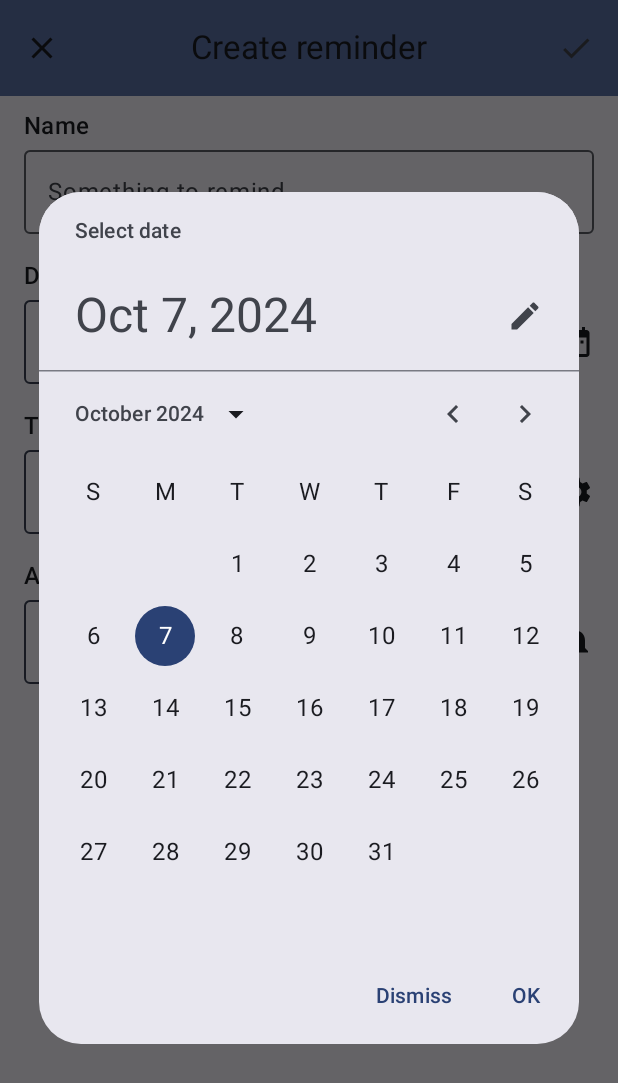
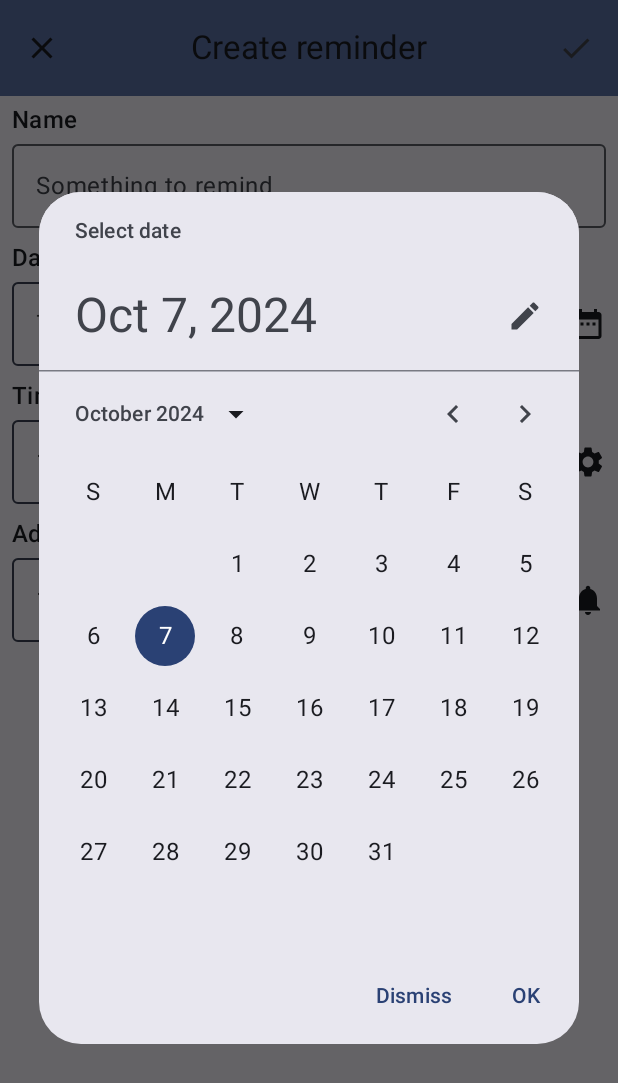
Before and after one commit to gzaber/RemindMe, an Android app built with Jetpack Compose: the AddEditScreen screen opened through its navigation route, after a tap on an icon or button, on a phone screen of 412 x 824 dp. Shown: the top 1083 px of the screen. Run offline under Robolectric (Android 15) with nearby library versions, the phone set to English and light mode, and no system bars.

Commit message:
refactor: create additional paramaters in composables and give them default values

```diff
--- a/app/src/main/java/com/gzaber/remindme/ui/addedit/AddEditScreen.kt
+++ b/app/src/main/java/com/gzaber/remindme/ui/addedit/AddEditScreen.kt
@@ -1,10 +1,7 @@
 package com.gzaber.remindme.ui.addedit
 
 import androidx.annotation.StringRes
-import androidx.compose.material.icons.Icons
-import androidx.compose.material.icons.filled.Check
-import androidx.compose.material.icons.filled.Close
-import androidx.compose.material3.MaterialTheme
+import androidx.compose.foundation.layout.fillMaxSize
 import androidx.compose.material3.Scaffold
 import androidx.compose.material3.SnackbarHost
 import androidx.compose.material3.SnackbarHostState
@@ -13,6 +10,7 @@ import androidx.compose.runtime.LaunchedEffect
 import androidx.compose.runtime.collectAsState
 import androidx.compose.runtime.getValue
 import androidx.compose.runtime.remember
+import androidx.compose.ui.Modifier
 import androidx.compose.ui.res.stringResource
 import com.gzaber.remindme.R
 import com.gzaber.remindme.ui.addedit.composable.AddEditAppBar
@@ -35,13 +33,8 @@ fun AddEditScreen(
         snackbarHost = { SnackbarHost(hostState = snackbarHostState) },
         topBar = {
             AddEditAppBar(
-                title = stringResource(title),
-                color = MaterialTheme.colorScheme.primaryContainer,
+                title = title,
                 isLoading = uiState.isLoading,
-                navigationIcon = Icons.Default.Close,
-                navigationIconDescription = stringResource(R.string.add_edit_close_icon_description),
-                saveIcon = Icons.Default.Check,
-                saveIconDescription = stringResource(R.string.add_edit_save_icon_description),
                 onNavigateBack = onNavigateBack,
                 onSave = viewModel::saveReminder
             )
@@ -49,6 +42,7 @@ fun AddEditScreen(
     )
     { contentPadding ->
         AddEditContent(
+            modifier = Modifier.fillMaxSize(),
             contentPadding = contentPadding,
             nameValue = uiState.name,
             dateValue = uiState.formattedDate,
@@ -62,8 +56,6 @@ fun AddEditScreen(
 
         if (uiState.showDatePicker) {
             DatePickerModal(
-                confirmButtonText = stringResource(R.string.confirm_button_text),
-                dismissButtonText = stringResource(R.string.dismiss_button_text),
                 initialDateMillis = uiState.expirationDateMillis,
                 onDateSelected = viewModel::onDateChanged,
                 onDismiss = viewModel::toggleShowingDatePicker
@@ -72,8 +64,6 @@ fun AddEditScreen(
 
         if (uiState.showTimePicker) {
             TimePickerModal(
-                confirmButtonText = stringResource(R.string.confirm_button_text),
-                dismissButtonText = stringResource(R.string.dismiss_button_text),
                 initialHour = uiState.expirationHour,
                 initialMinute = uiState.expirationMinute,
                 onConfirm = viewModel::onTimeChanged,
@@ -83,7 +73,6 @@ fun AddEditScreen(
 
         if (uiState.showAdvancePicker) {
             AdvancePickerModal(
-                title = stringResource(R.string.add_edit_advance_title),
                 advanceUnits = viewModel.advanceUnits.map { it.toString() },
                 advanceValues = viewModel.advanceValues,
                 selectedAdvanceUnit = uiState.advanceUnit.toString(),
--- a/app/src/main/java/com/gzaber/remindme/ui/addedit/composable/AddEditAppBar.kt
+++ b/app/src/main/java/com/gzaber/remindme/ui/addedit/composable/AddEditAppBar.kt
@@ -1,42 +1,47 @@
 package com.gzaber.remindme.ui.addedit.composable
 
+import androidx.annotation.StringRes
+import androidx.compose.material.icons.Icons
+import androidx.compose.material.icons.filled.Check
+import androidx.compose.material.icons.filled.Close
 import androidx.compose.material3.CenterAlignedTopAppBar
 import androidx.compose.material3.CircularProgressIndicator
 import androidx.compose.material3.ExperimentalMaterial3Api
 import androidx.compose.material3.Icon
 import androidx.compose.material3.IconButton
+import androidx.compose.material3.MaterialTheme
 import androidx.compose.material3.Text
 import androidx.compose.material3.TopAppBarDefaults
 import androidx.compose.runtime.Composable
 import androidx.compose.ui.Modifier
 import androidx.compose.ui.graphics.Color
 import androidx.compose.ui.graphics.vector.ImageVector
+import androidx.compose.ui.res.stringResource
+import com.gzaber.remindme.R
 
 @OptIn(ExperimentalMaterial3Api::class)
 @Composable
 fun AddEditAppBar(
-    title: String,
-    color: Color,
+    @StringRes title: Int,
     isLoading: Boolean,
-    navigationIcon: ImageVector,
-    navigationIconDescription: String,
-    saveIcon: ImageVector,
-    saveIconDescription: String,
     onNavigateBack: () -> Unit,
     onSave: () -> Unit,
-    modifier: Modifier = Modifier
+    modifier: Modifier = Modifier,
+    navigationIcon: ImageVector = Icons.Default.Close,
+    @StringRes navigationIconDescription: Int = R.string.add_edit_close_icon_description,
+    saveIcon: ImageVector = Icons.Default.Check,
+    @StringRes saveIconDescription: Int = R.string.add_edit_save_icon_description,
+    color: Color = MaterialTheme.colorScheme.primaryContainer,
 ) {
     CenterAlignedTopAppBar(
         modifier = modifier,
-        title = { Text(text = title) },
-        colors = TopAppBarDefaults.topAppBarColors(
-            containerColor = color
-        ),
+        title = { Text(text = stringResource(title)) },
+        colors = TopAppBarDefaults.topAppBarColors(containerColor = color),
         navigationIcon = {
             IconButton(onClick = onNavigateBack) {
                 Icon(
                     navigationIcon,
-                    contentDescription = navigationIconDescription
+                    contentDescription = stringResource(navigationIconDescription)
                 )
             }
         },
@@ -47,7 +52,7 @@ fun AddEditAppBar(
                 } else {
                     Icon(
                         saveIcon,
-                        contentDescription = saveIconDescription
+                        contentDescription = stringResource(saveIconDescription)
                     )
                 }
             }
--- a/app/src/main/java/com/gzaber/remindme/ui/addedit/composable/AddEditContent.kt
+++ b/app/src/main/java/com/gzaber/remindme/ui/addedit/composable/AddEditContent.kt
@@ -41,7 +41,7 @@ fun AddEditContent(
 
     ) {
         Column(
-            modifier = Modifier.padding(horizontal = 16.dp, vertical = 8.dp)
+            modifier = Modifier.padding(horizontal = 8.dp, vertical = 4.dp)
         ) {
             Text(
                 text = stringResource(R.string.add_edit_name_title),
@@ -57,24 +57,27 @@ fun AddEditContent(
             )
         }
         InputSelector(
-            title = stringResource(R.string.add_edit_date_title),
+            modifier = Modifier.padding(horizontal = 8.dp, vertical = 4.dp),
+            title = R.string.add_edit_date_title,
             textValue = dateValue,
             icon = Icons.Default.DateRange,
-            iconDescriptionText = stringResource(R.string.add_edit_date_icon_description),
+            iconDescriptionText = R.string.add_edit_date_icon_description,
             onClick = onDateButtonClick
         )
         InputSelector(
-            title = stringResource(R.string.add_edit_time_title),
+            modifier = Modifier.padding(horizontal = 8.dp, vertical = 4.dp),
+            title = R.string.add_edit_time_title,
             textValue = timeValue,
             icon = Icons.Default.Settings,
-            iconDescriptionText = stringResource(R.string.add_edit_time_icon_description),
+            iconDescriptionText = R.string.add_edit_time_icon_description,
             onClick = onTimeButtonClick
         )
         InputSelector(
-            title = stringResource(R.string.add_edit_advance_title),
+            modifier = Modifier.padding(horizontal = 8.dp, vertical = 4.dp),
+            title = R.string.add_edit_advance_title,
             textValue = "$advanceValue ${stringResource(R.string.add_edit_advance_value_suffix)}",
             icon = Icons.Default.Notifications,
-            iconDescriptionText = stringResource(R.string.add_edit_advance_icon_description),
+            iconDescriptionText = R.string.add_edit_advance_icon_description,
             onClick = onAdvanceButtonClick
         )
     }
--- a/app/src/main/java/com/gzaber/remindme/ui/addedit/composable/DatePickerModal.kt
+++ b/app/src/main/java/com/gzaber/remindme/ui/addedit/composable/DatePickerModal.kt
@@ -1,5 +1,6 @@
 package com.gzaber.remindme.ui.addedit.composable
 
+import androidx.annotation.StringRes
 import androidx.compose.material3.DatePicker
 import androidx.compose.material3.DatePickerDialog
 import androidx.compose.material3.ExperimentalMaterial3Api
@@ -8,22 +9,25 @@ import androidx.compose.material3.TextButton
 import androidx.compose.material3.rememberDatePickerState
 import androidx.compose.runtime.Composable
 import androidx.compose.ui.Modifier
+import androidx.compose.ui.res.stringResource
+import com.gzaber.remindme.R
 
 @OptIn(ExperimentalMaterial3Api::class)
 @Composable
 fun DatePickerModal(
-    confirmButtonText: String,
-    dismissButtonText: String,
     initialDateMillis: Long,
     onDateSelected: (Long?) -> Unit,
     onDismiss: () -> Unit,
-    modifier: Modifier = Modifier
+    modifier: Modifier = Modifier,
+    @StringRes confirmButtonText: Int = R.string.confirm_button_text,
+    @StringRes dismissButtonText: Int = R.string.dismiss_button_text,
 ) {
     val datePickerState = rememberDatePickerState(
         initialSelectedDateMillis = initialDateMillis
     )
 
     DatePickerDialog(
+        modifier = modifier,
         onDismissRequest = onDismiss,
         confirmButton = {
             TextButton(
@@ -31,15 +35,14 @@ fun DatePickerModal(
                     onDateSelected(datePickerState.selectedDateMillis)
                     onDismiss()
                 }) {
-                Text(text = confirmButtonText)
+                Text(text = stringResource(confirmButtonText))
             }
         },
         dismissButton = {
             TextButton(onClick = onDismiss) {
-                Text(text = dismissButtonText)
+                Text(text = stringResource(dismissButtonText))
             }
-        },
-        modifier = modifier
+        }
     ) {
         DatePicker(state = datePickerState)
     }
--- a/app/src/main/java/com/gzaber/remindme/ui/addedit/composable/InputSelector.kt
+++ b/app/src/main/java/com/gzaber/remindme/ui/addedit/composable/InputSelector.kt
@@ -1,5 +1,6 @@
 package com.gzaber.remindme.ui.addedit.composable
 
+import androidx.annotation.StringRes
 import androidx.compose.foundation.BorderStroke
 import androidx.compose.foundation.border
 import androidx.compose.foundation.clickable
@@ -19,22 +20,24 @@ import androidx.compose.ui.Alignment
 import androidx.compose.ui.Modifier
 import androidx.compose.ui.graphics.Color
 import androidx.compose.ui.graphics.vector.ImageVector
+import androidx.compose.ui.res.stringResource
 import androidx.compose.ui.tooling.preview.Preview
 import androidx.compose.ui.unit.dp
+import com.gzaber.remindme.R
 import com.gzaber.remindme.ui.theme.RemindMeTheme
 
 @Composable
 fun InputSelector(
-    title: String,
+    @StringRes title: Int,
     textValue: String,
     icon: ImageVector,
-    iconDescriptionText: String,
+    @StringRes iconDescriptionText: Int,
     onClick: () -> Unit,
     modifier: Modifier = Modifier,
 ) {
-    Column(modifier = modifier.padding(horizontal = 16.dp, vertical = 8.dp)) {
+    Column(modifier = modifier) {
         Text(
-            text = title,
+            text = stringResource(title),
             style = MaterialTheme.typography.titleMedium,
             modifier = Modifier.padding(bottom = 4.dp)
         )
@@ -61,7 +64,7 @@ fun InputSelector(
             )
             Icon(
                 icon,
-                contentDescription = iconDescriptionText,
+                contentDescription = stringResource(iconDescriptionText),
                 modifier = Modifier.padding(start = 8.dp)
             )
         }
@@ -73,10 +76,10 @@ fun InputSelector(
 private fun InputSelectorPreview() {
     RemindMeTheme {
         InputSelector(
-            title = "Title",
+            title = R.string.add_edit_date_title,
             textValue = "Some title",
             icon = Icons.Default.DateRange,
-            iconDescriptionText = "icon description",
+            iconDescriptionText = R.string.add_edit_date_icon_description,
             onClick = {}
         )
     }
--- a/app/src/main/java/com/gzaber/remindme/ui/reminders/RemindersScreen.kt
+++ b/app/src/main/java/com/gzaber/remindme/ui/reminders/RemindersScreen.kt
@@ -1,9 +1,7 @@
 package com.gzaber.remindme.ui.reminders
 
-import androidx.compose.material.icons.Icons
-import androidx.compose.material.icons.filled.Add
+import androidx.compose.foundation.layout.fillMaxSize
 import androidx.compose.material3.FabPosition
-import androidx.compose.material3.MaterialTheme
 import androidx.compose.material3.Scaffold
 import androidx.compose.material3.SnackbarHost
 import androidx.compose.material3.SnackbarHostState
@@ -12,6 +10,7 @@ import androidx.compose.runtime.LaunchedEffect
 import androidx.compose.runtime.collectAsState
 import androidx.compose.runtime.getValue
 import androidx.compose.runtime.remember
+import androidx.compose.ui.Modifier
 import androidx.compose.ui.res.stringResource
 import com.gzaber.remindme.R
 import com.gzaber.remindme.ui.reminders.composable.LoadingBox
@@ -31,15 +30,10 @@ fun RemindersScreen(
     Scaffold(
         snackbarHost = { SnackbarHost(hostState = snackbarHostState) },
         topBar = {
-            RemindersAppBar(
-                title = stringResource(R.string.app_name),
-                color = MaterialTheme.colorScheme.primaryContainer
-            )
+            RemindersAppBar(title = R.string.app_name)
         },
         floatingActionButton = {
             RemindersFloatingActionButton(
-                icon = Icons.Default.Add,
-                iconDescription = stringResource(R.string.fab_content_description),
                 onClick = { onNavigateToAddEdit(null) }
             )
         },
@@ -47,9 +41,13 @@ fun RemindersScreen(
     )
     { contentPadding ->
         if (uiState.isLoading) {
-            LoadingBox(contentPadding = contentPadding)
+            LoadingBox(
+                modifier = Modifier.fillMaxSize(),
+                contentPadding = contentPadding
+            )
         } else {
             RemindersContent(
+                modifier = Modifier.fillMaxSize(),
                 reminders = uiState.reminders,
                 onUpdateReminder = onNavigateToAddEdit,
                 onDeleteReminder = viewModel::deleteReminder,
--- a/app/src/main/java/com/gzaber/remindme/ui/reminders/composable/EmptyListInfo.kt
+++ b/app/src/main/java/com/gzaber/remindme/ui/reminders/composable/EmptyListInfo.kt
@@ -1,9 +1,9 @@
 package com.gzaber.remindme.ui.reminders.composable
 
+import androidx.annotation.StringRes
 import androidx.compose.foundation.layout.Arrangement
 import androidx.compose.foundation.layout.Column
 import androidx.compose.foundation.layout.PaddingValues
-import androidx.compose.foundation.layout.fillMaxSize
 import androidx.compose.foundation.layout.padding
 import androidx.compose.material.icons.Icons
 import androidx.compose.material.icons.filled.Info
@@ -25,23 +25,21 @@ fun EmptyListInfo(
     contentPadding: PaddingValues,
     modifier: Modifier = Modifier,
     infoIcon: ImageVector = Icons.Filled.Info,
-    infoIconContentDescription: String = stringResource(R.string.info_icon_content_description),
-    infoText: String = stringResource(R.string.empty_reminders_list_info)
+    @StringRes infoIconContentDescription: Int = R.string.info_icon_content_description,
+    @StringRes infoText: Int = R.string.empty_reminders_list_info
 ) {
     Column(
-        modifier = modifier
-            .padding(contentPadding)
-            .fillMaxSize(),
+        modifier = modifier.padding(contentPadding),
         verticalArrangement = Arrangement.Center,
         horizontalAlignment = Alignment.CenterHorizontally
     ) {
         Icon(
             infoIcon,
-            contentDescription = infoIconContentDescription,
+            contentDescription = stringResource(infoIconContentDescription),
             modifier = Modifier.padding(bottom = 16.dp)
         )
         Text(
-            text = infoText,
+            text = stringResource(infoText),
             style = MaterialTheme.typography.bodyLarge
         )
     }
--- a/app/src/main/java/com/gzaber/remindme/ui/reminders/composable/LoadingBox.kt
+++ b/app/src/main/java/com/gzaber/remindme/ui/reminders/composable/LoadingBox.kt
@@ -2,7 +2,6 @@ package com.gzaber.remindme.ui.reminders.composable
 
 import androidx.compose.foundation.layout.Box
 import androidx.compose.foundation.layout.PaddingValues
-import androidx.compose.foundation.layout.fillMaxSize
 import androidx.compose.foundation.layout.padding
 import androidx.compose.foundation.layout.size
 import androidx.compose.material3.CircularProgressIndicator
@@ -19,9 +18,7 @@ fun LoadingBox(
     indicatorSize: Dp = 64.dp
 ) {
     Box(
-        modifier = modifier
-            .fillMaxSize()
-            .padding(contentPadding),
+        modifier = modifier.padding(contentPadding),
         contentAlignment = Alignment.Center
     ) {
         CircularProgressIndicator(
--- a/app/src/main/java/com/gzaber/remindme/ui/reminders/composable/RemindersAppBar.kt
+++ b/app/src/main/java/com/gzaber/remindme/ui/reminders/composable/RemindersAppBar.kt
@@ -1,26 +1,29 @@
 package com.gzaber.remindme.ui.reminders.composable
 
+import androidx.annotation.StringRes
 import androidx.compose.material3.CenterAlignedTopAppBar
 import androidx.compose.material3.ExperimentalMaterial3Api
+import androidx.compose.material3.MaterialTheme
 import androidx.compose.material3.Text
 import androidx.compose.material3.TopAppBarDefaults
 import androidx.compose.runtime.Composable
 import androidx.compose.ui.Modifier
 import androidx.compose.ui.graphics.Color
+import androidx.compose.ui.res.stringResource
 import androidx.compose.ui.text.font.FontWeight
 
 @OptIn(ExperimentalMaterial3Api::class)
 @Composable
 fun RemindersAppBar(
-    title: String,
-    color: Color,
-    modifier: Modifier = Modifier
+    @StringRes title: Int,
+    modifier: Modifier = Modifier,
+    color: Color = MaterialTheme.colorScheme.primaryContainer,
 ) {
     CenterAlignedTopAppBar(
         modifier = modifier,
         title = {
             Text(
-                text = title,
+                text = stringResource(title),
                 fontWeight = FontWeight.Bold
             )
         },
--- a/app/src/main/java/com/gzaber/remindme/ui/reminders/composable/RemindersContent.kt
+++ b/app/src/main/java/com/gzaber/remindme/ui/reminders/composable/RemindersContent.kt
@@ -2,6 +2,7 @@ package com.gzaber.remindme.ui.reminders.composable
 
 import androidx.compose.foundation.layout.PaddingValues
 import androidx.compose.foundation.layout.fillMaxSize
+import androidx.compose.foundation.layout.padding
 import androidx.compose.foundation.lazy.LazyColumn
 import androidx.compose.foundation.lazy.items
 import androidx.compose.runtime.Composable
@@ -28,16 +29,17 @@ fun RemindersContent(
 
     if (reminders.isEmpty()) {
         EmptyListInfo(
-            contentPadding = contentPadding,
-            modifier = modifier
+            modifier = modifier.fillMaxSize(),
+            contentPadding = contentPadding
         )
     } else {
         LazyColumn(
-            contentPadding = contentPadding,
-            modifier = modifier.fillMaxSize()
+            modifier = modifier.fillMaxSize(),
+            contentPadding = contentPadding
         ) {
             items(reminders, key = { it.id }) { reminder ->
                 ReminderListItem(
+                    modifier = Modifier.padding(horizontal = 8.dp, vertical = 4.dp),
                     reminder = reminder,
                     onUpdateClick = { onUpdateReminder(reminder.id) },
                     onDeleteClick = {
--- a/app/src/main/java/com/gzaber/remindme/ui/reminders/composable/RemindersFloatingActionButton.kt
+++ b/app/src/main/java/com/gzaber/remindme/ui/reminders/composable/RemindersFloatingActionButton.kt
@@ -1,17 +1,22 @@
 package com.gzaber.remindme.ui.reminders.composable
 
+import androidx.annotation.StringRes
+import androidx.compose.material.icons.Icons
+import androidx.compose.material.icons.filled.Add
 import androidx.compose.material3.FloatingActionButton
 import androidx.compose.material3.Icon
 import androidx.compose.runtime.Composable
 import androidx.compose.ui.Modifier
 import androidx.compose.ui.graphics.vector.ImageVector
+import androidx.compose.ui.res.stringResource
+import com.gzaber.remindme.R
 
 @Composable
 fun RemindersFloatingActionButton(
-    icon: ImageVector,
-    iconDescription: String,
     onClick: () -> Unit,
-    modifier: Modifier = Modifier
+    modifier: Modifier = Modifier,
+    icon: ImageVector = Icons.Default.Add,
+    @StringRes iconDescription: Int = R.string.fab_content_description,
 ) {
     FloatingActionButton(
         modifier = modifier,
@@ -19,7 +24,7 @@ fun RemindersFloatingActionButton(
     ) {
         Icon(
             imageVector = icon,
-            contentDescription = iconDescription
+            contentDescription = stringResource(iconDescription)
         )
     }
 }
--- a/app/src/main/res/values/strings.xml
+++ b/app/src/main/res/values/strings.xml
@@ -8,11 +8,13 @@
     <string name="empty_reminders_list_info">Reminders list is empty</string>
     <string name="info_icon_content_description">Info icon</string>
     <string name="fab_content_description">Floating action button</string>
+    <string name="reminder_list_item_icon_description">Date time icon</string>
     <string name="reminder_menu_button_icon_description">Reminder menu button</string>
     <string name="reminder_menu_button_update_option">Update</string>
     <string name="reminder_menu_button_delete_option">Delete</string>
     <string name="delete_reminder_dialog_title">Delete reminder</string>
     <string name="delete_reminder_dialog_text">Are you sure you want to delete the reminder?</string>
+    <string name="delete_reminder_dialog_icon_description">Delete reminder info icon</string>
     <string name="add_edit_app_bar_create_title">Create reminder</string>
     <string name="add_edit_app_bar_update_title">Update reminder</string>
     <string name="add_edit_name_title">Name</string>
```
Also changed, not shown: app/src/main/java/com/gzaber/remindme/ui/addedit/composable/AdvancePickerModal.kt (+8 -6 lines), app/src/main/java/com/gzaber/remindme/ui/addedit/composable/TimePickerModal.kt (+8 -5 lines), app/src/main/java/com/gzaber/remindme/ui/reminders/composable/DeleteReminderDialog.kt (+19 -8 lines), app/src/main/java/com/gzaber/remindme/ui/reminders/composable/ReminderListItem.kt (+42 -28 lines), app/src/main/java/com/gzaber/remindme/ui/reminders/composable/ReminderMenuButton.kt (+11 -5 lines).
